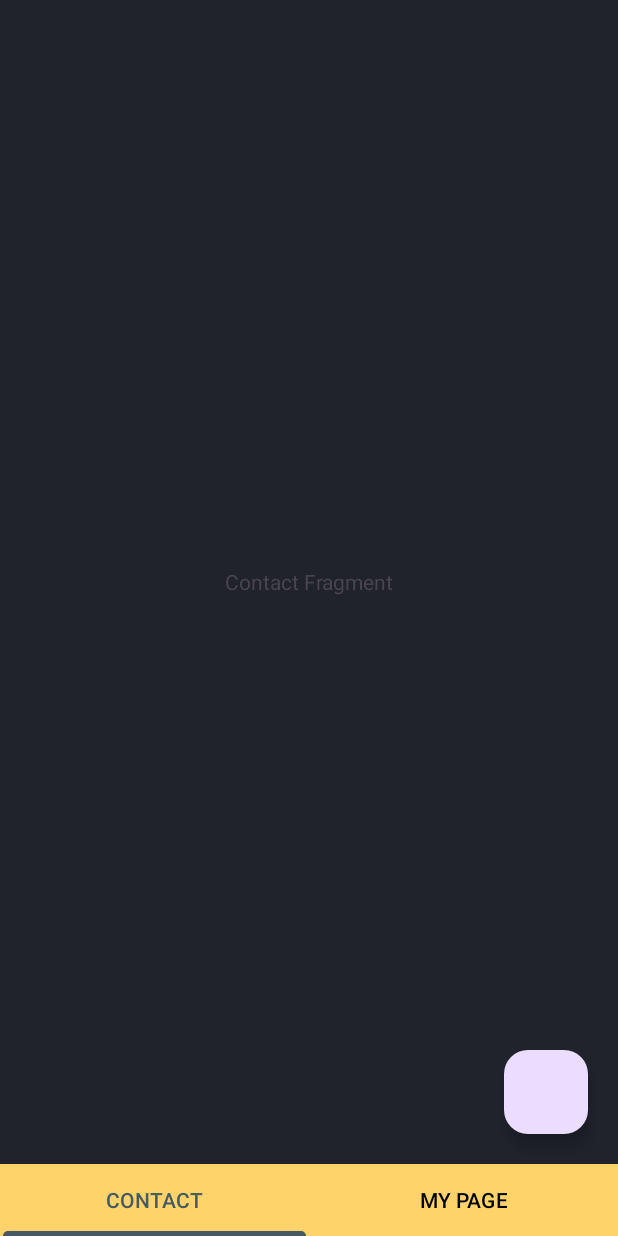
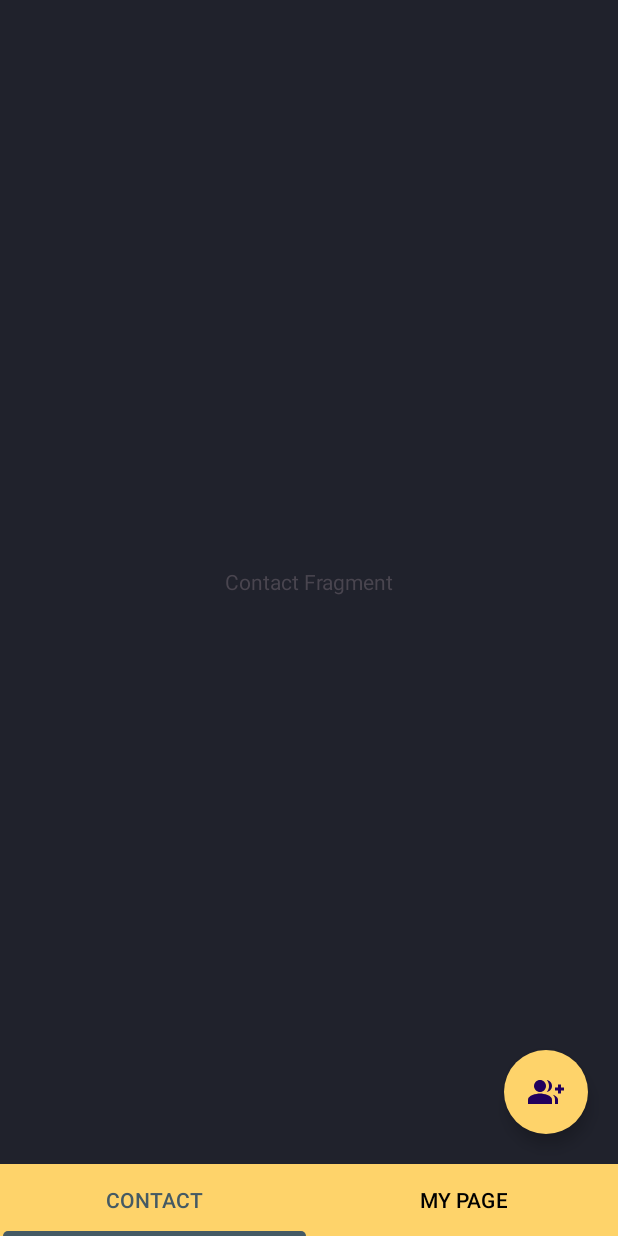
Before and after one commit to Team18Contact/ContactApp, an Android app: the screen it shows after launch (MainActivity), on a phone screen of 412 x 824 dp. Run offline under Robolectric (Android 15) with nearby library versions, the phone set to English and light mode, and no system bars.

Commit message:
UI: fab btn 수정

```diff
--- a/app/src/main/res/layout/activity_main.xml
+++ b/app/src/main/res/layout/activity_main.xml
@@ -35,6 +35,9 @@
         android:layout_width="wrap_content"
         android:layout_height="wrap_content"
         android:layout_margin="20dp"
+        android:src="@drawable/ic_add_contact"
+        app:backgroundTint="@color/contact_yellow"
+        app:shapeAppearanceOverlay="@style/btnFab"
         android:contentDescription="@string/main_fab_btn_description"
         app:layout_constraintBottom_toTopOf="@id/tabLayout"
         app:layout_constraintEnd_toEndOf="parent" />
--- a/app/src/main/res/values/themes.xml
+++ b/app/src/main/res/values/themes.xml
@@ -6,4 +6,8 @@
     </style>
 
     <style name="Theme.ContactApp" parent="Base.Theme.ContactApp" />
+
+    <style name="btnFab">
+        <item name="cornerSize">50%</item>
+    </style>
 </resources>
```
